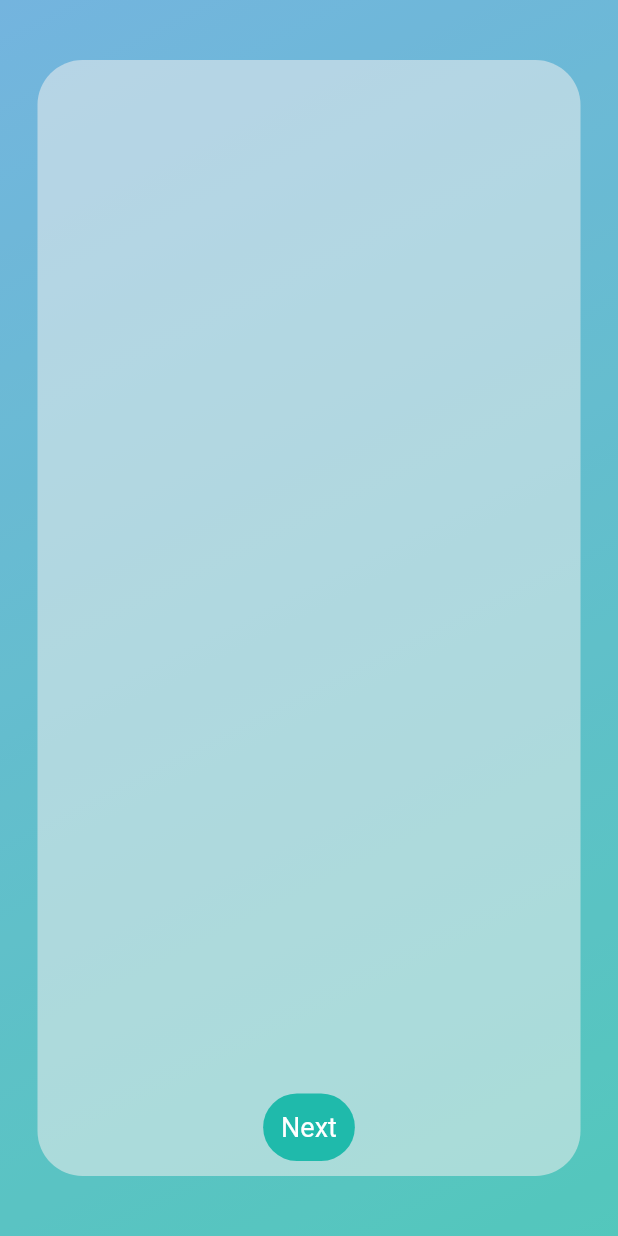
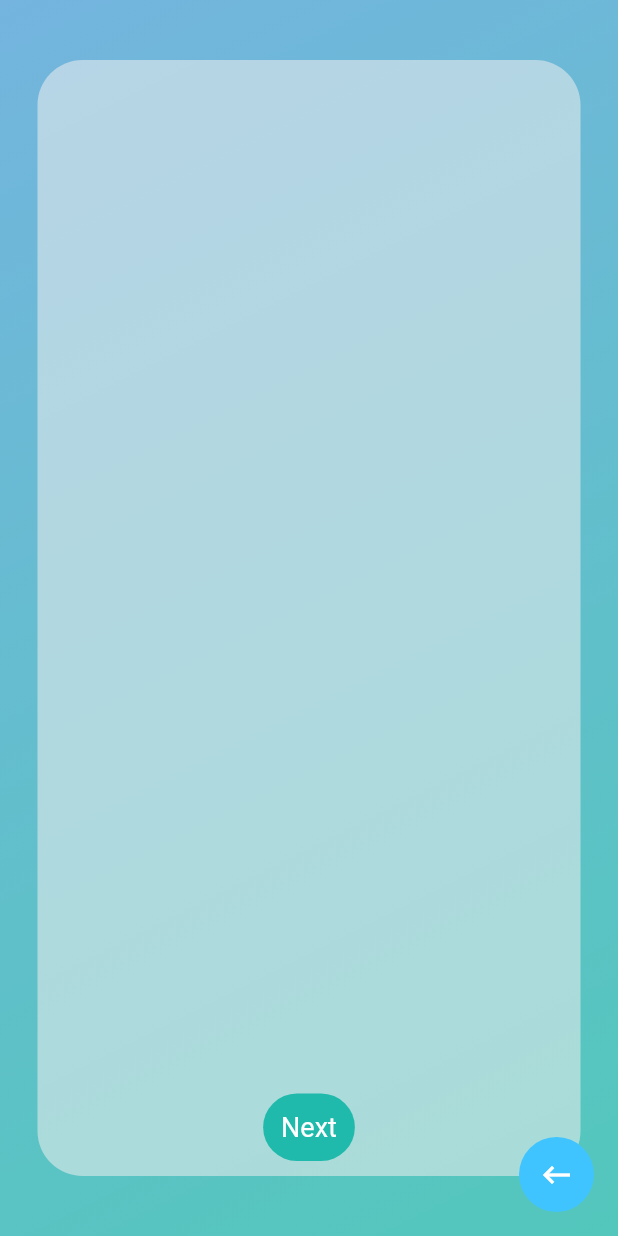
Before and after one commit to loye22/HRMSmobileApp, a Flutter app: the requsitsScreen screen opened by its route, on a phone screen of 412 x 824 dp. Run offline on Flutter 3.47's test engine with Material 2 defaults, Android fonts, the phone set to English and light mode, and no system bars; our stand-ins replace cloud_firestore, data_table_2, dot_navigation_bar, email_validator, file_picker, firebase_auth and 12 more; accounts and stored records are empty.

Commit message:
Fixing some minor bugs

```diff
--- a/lib/screens/homeScreen.dart
+++ b/lib/screens/homeScreen.dart
@@ -114,6 +114,8 @@ class _homeScreenState extends State<homeScreen> {
                             icon: Icons.report_gmailerrorred,
                             onPress: () {
                               //Navigator.of(context).pushNamed(attenddanceReportsScreen.routeName);
+                             // AppColors.showCustomSnackbar(context, 'message');
+
 
 
                             },
--- a/lib/screens/requsitsScreen.dart
+++ b/lib/screens/requsitsScreen.dart
@@ -220,6 +220,23 @@ class _requsitsScreenState extends State<requsitsScreen> {
         break;
     }
     return Scaffold(
+      floatingActionButton: GestureDetector(
+        onTap: () {
+          Navigator.pop(context);
+        },
+        child: Container(
+          width: 50,
+          height: 50,
+          decoration: BoxDecoration(
+              color: Colors.lightBlueAccent,
+              borderRadius: BorderRadius.circular(30)),
+          child: Center(
+              child: Icon(
+                Icons.keyboard_backspace_outlined,
+                color: Colors.white,
+              )),
+        ),
+      ),
       body: Stack(alignment: Alignment.center, children: [
         Container(
           decoration: AppColors.decoration,
```
Also changed, not shown: lib/screens/attendenceScreen.dart (+81 -11 lines).
